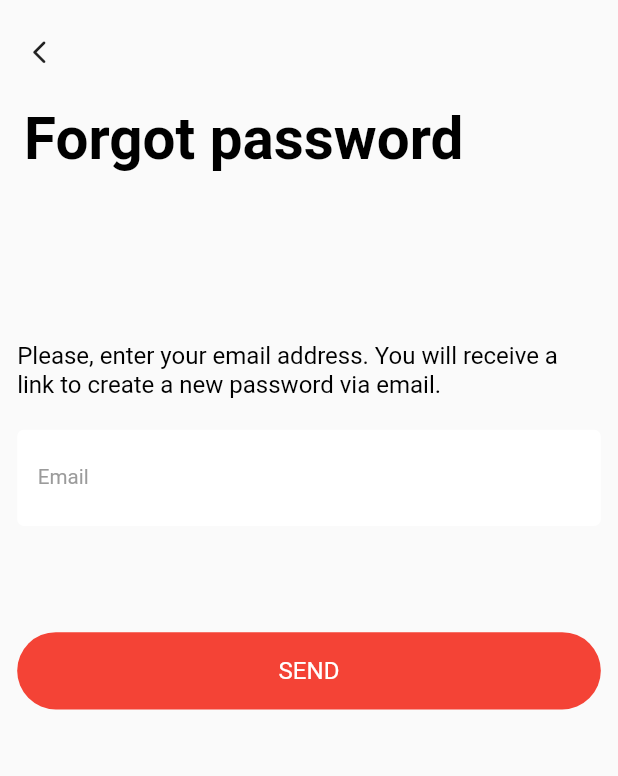
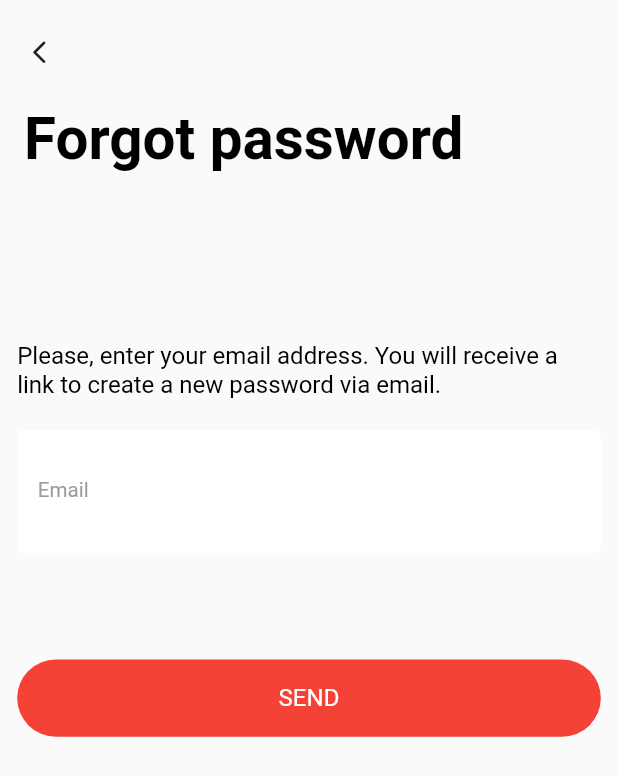
Before and after one commit to yasirbscs2020/e_commerce_app_fashion_sale, a Flutter app: the ForgotPasswordPage screen opened by its route, on a phone screen of 412 x 824 dp. Shown: the top 776 px of the screen. Run offline on Flutter 3.47's test engine with Material 2 defaults, Android fonts, the phone set to English and light mode, and no system bars; our stand-ins replace flutter_screenutil.

Commit message:
increase textfield height

```diff
--- a/lib/widgets/common/textboxes/cms_primary_text_box.dart
+++ b/lib/widgets/common/textboxes/cms_primary_text_box.dart
@@ -41,6 +41,7 @@ class CmsTextBoxWidget extends StatelessWidget {
   Widget build(BuildContext context) {
     return CmsBaseWidget(builder: (context, sizingInformation) {
       return Container(
+        height: 64.h,
         decoration: BoxDecoration(
           color: ColorPathConstants.whiteColor,
           borderRadius: BorderRadius.circular(4.r),
```
